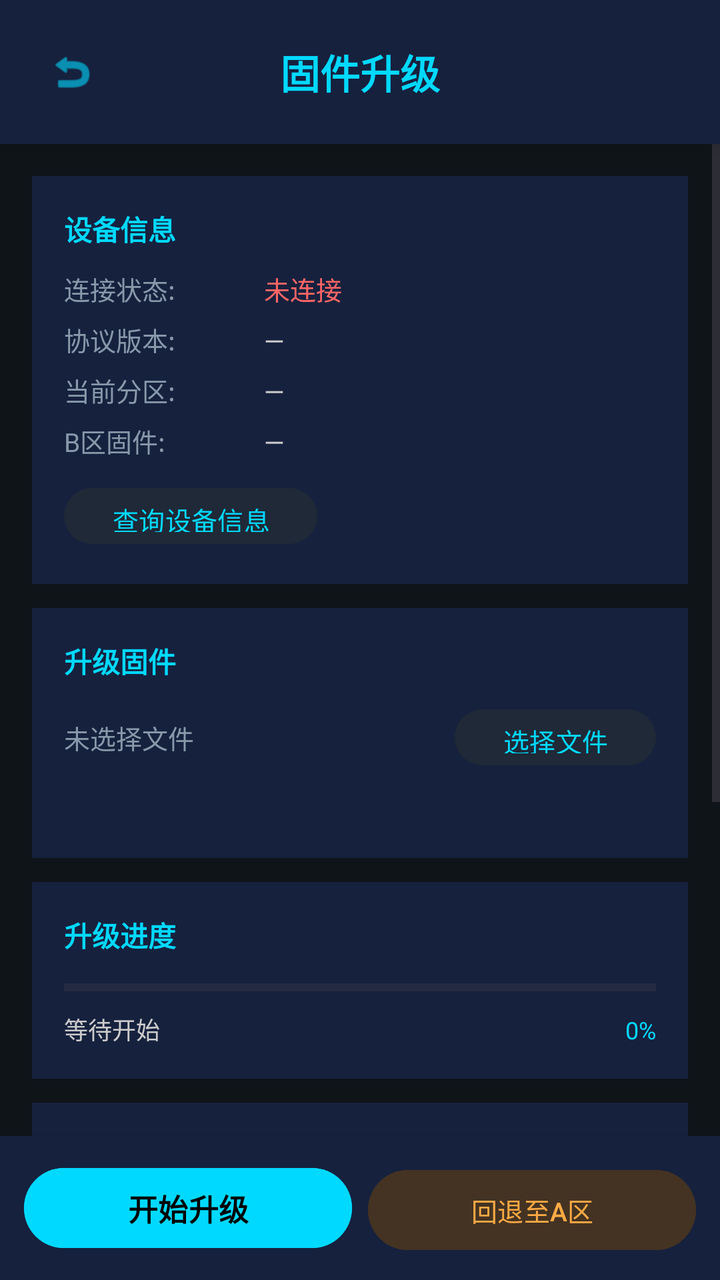
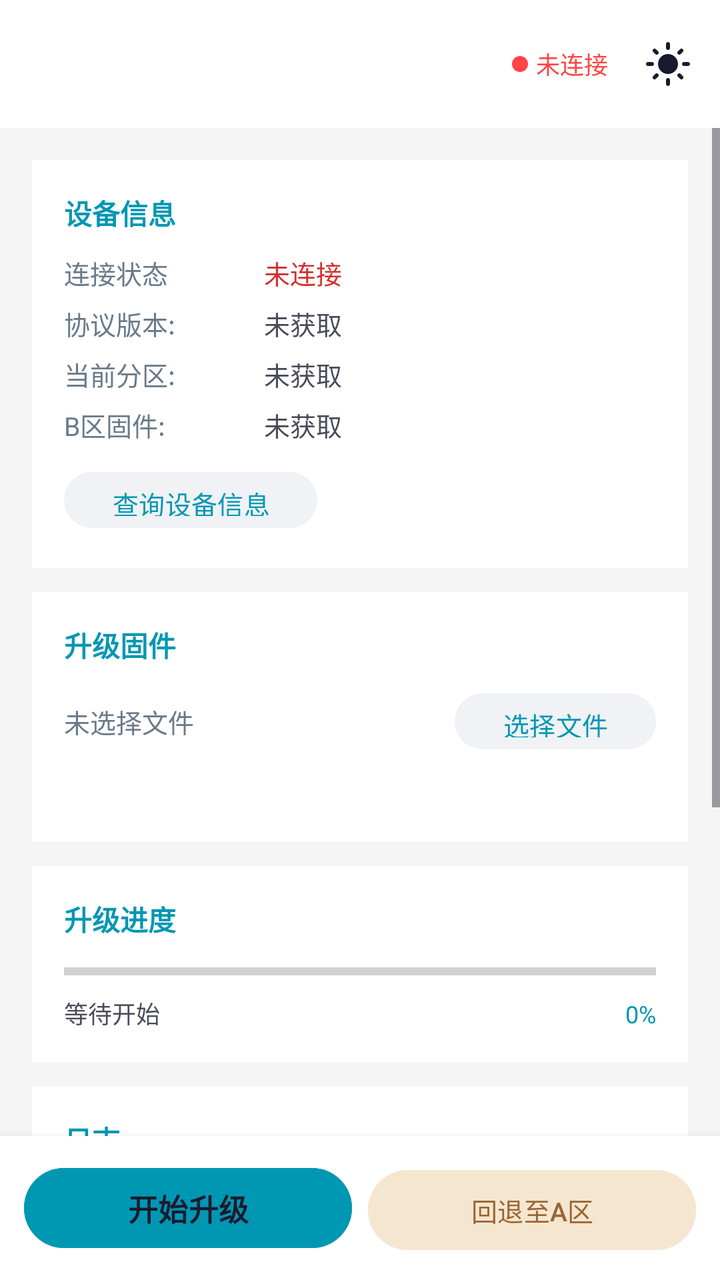

The first picture is an Android layout as it rendered before a commit; the second is the same layout after the commit. The layout source and the unified diff follow.
<!-- AndroidManifest.xml: application theme Theme.MyApplication -->
<!-- res/layout/activity_firmware_upgrade.xml -->
<?xml version="1.0" encoding="utf-8"?>
<LinearLayout xmlns:android="http://schemas.android.com/apk/res/android"
    android:layout_width="match_parent"
    android:layout_height="match_parent"
    android:orientation="vertical"
    android:background="@color/bg_dark">

    
    <RelativeLayout
        android:layout_width="match_parent"
        android:layout_height="wrap_content"
        android:background="@color/bg_card"
        android:padding="16dp"
        android:elevation="4dp">

        <ImageButton
            android:id="@+id/btn_back"
            android:layout_width="40dp"
            android:layout_height="40dp"
            android:layout_alignParentStart="true"
            android:layout_centerVertical="true"
            android:background="?attr/selectableItemBackgroundBorderless"
            android:src="@android:drawable/ic_menu_revert"
            android:tint="@color/text_accent"
            android:contentDescription="返回"
            android:scaleType="fitCenter"
            android:padding="8dp" />

        <TextView
            android:layout_width="wrap_content"
            android:layout_height="wrap_content"
            android:layout_centerInParent="true"
            android:text="固件升级"
            android:textSize="20sp"
            android:textColor="@color/text_accent"
            android:textStyle="bold" />
    </RelativeLayout>

    <ScrollView
        android:layout_width="match_parent"
        android:layout_height="0dp"
        android:layout_weight="1"
        android:fillViewport="true">

        <LinearLayout
            android:layout_width="match_parent"
            android:layout_height="wrap_content"
            android:orientation="vertical"
            android:padding="16dp">

            
            <LinearLayout
                android:layout_width="match_parent"
                android:layout_height="wrap_content"
                android:orientation="vertical"
                android:background="@color/bg_card"
                android:padding="16dp"
                android:layout_marginBottom="12dp">

                <TextView
                    android:layout_width="wrap_content"
                    android:layout_height="wrap_content"
                    android:text="设备信息"
                    android:textColor="@color/text_accent"
                    android:textSize="14sp"
                    android:textStyle="bold"
                    android:layout_marginBottom="10dp" />

                <LinearLayout
                    android:layout_width="match_parent"
                    android:layout_height="wrap_content"
                    android:orientation="horizontal"
                    android:layout_marginBottom="6dp">
                    <TextView
                        android:layout_width="100dp"
                        android:layout_height="wrap_content"
                        android:text="连接状态:"
                        android:textColor="#8899AA"
                        android:textSize="13sp" />
                    <TextView
                        android:id="@+id/tv_ble_status"
                        android:layout_width="wrap_content"
                        android:layout_height="wrap_content"
                        android:text="未连接"
                        android:textColor="#FF6666"
                        android:textSize="13sp" />
                </LinearLayout>

                <LinearLayout
                    android:layout_width="match_parent"
                    android:layout_height="wrap_content"
                    android:orientation="horizontal"
                    android:layout_marginBottom="6dp">
                    <TextView
                        android:layout_width="100dp"
                        android:layout_height="wrap_content"
                        android:text="协议版本:"
                        android:textColor="#8899AA"
                        android:textSize="13sp" />
                    <TextView
                        android:id="@+id/tv_protocol_ver"
                        android:layout_width="wrap_content"
                        android:layout_height="wrap_content"
                        android:text="—"
                        android:textColor="#CCCCCC"
                        android:textSize="13sp" />
                </LinearLayout>

                <LinearLayout
                    android:layout_width="match_parent"
                    android:layout_height="wrap_content"
                    android:orientation="horizontal"
                    android:layout_marginBottom="6dp">
                    <TextView
                        android:layout_width="100dp"
                        android:layout_height="wrap_content"
                        android:text="当前分区:"
                        android:textColor="#8899AA"
                        android:textSize="13sp" />
                    <TextView
                        android:id="@+id/tv_active_part"
                        android:layout_width="wrap_content"
                        android:layout_height="wrap_content"
                        android:text="—"
                        android:textColor="#CCCCCC"
                        android:textSize="13sp" />
                </LinearLayout>

                <LinearLayout
                    android:layout_width="match_parent"
                    android:layout_height="wrap_content"
                    android:orientation="horizontal">
                    <TextView
                        android:layout_width="100dp"
                        android:layout_height="wrap_content"
                        android:text="B区固件:"
                        android:textColor="#8899AA"
                        android:textSize="13sp" />
                    <TextView
                        android:id="@+id/tv_fw_size"
                        android:layout_width="wrap_content"
                        android:layout_height="wrap_content"
                        android:text="—"
                        android:textColor="#CCCCCC"
                        android:textSize="13sp" />
                </LinearLayout>

                <Button
                    android:id="@+id/btn_query_info"
                    android:layout_width="wrap_content"
                    android:layout_height="36dp"
                    android:layout_marginTop="10dp"
                    android:text="查询设备信息"
                    android:textSize="13sp"
                    android:backgroundTint="@color/bg_card_light"
                    android:textColor="@color/text_accent" />
            </LinearLayout>

            
            <LinearLayout
                android:layout_width="match_parent"
                android:layout_height="wrap_content"
                android:orientation="vertical"
                android:background="@color/bg_card"
                android:padding="16dp"
                android:layout_marginBottom="12dp">

                <TextView
                    android:layout_width="wrap_content"
                    android:layout_height="wrap_content"
                    android:text="升级固件"
                    android:textColor="@color/text_accent"
                    android:textSize="14sp"
                    android:textStyle="bold"
                    android:layout_marginBottom="10dp" />

                <LinearLayout
                    android:layout_width="match_parent"
                    android:layout_height="wrap_content"
                    android:orientation="horizontal"
                    android:layout_marginBottom="10dp">

                    <TextView
                        android:id="@+id/tv_file_name"
                        android:layout_width="0dp"
                        android:layout_height="wrap_content"
                        android:layout_weight="1"
                        android:text="未选择文件"
                        android:textColor="#8899AA"
                        android:textSize="13sp"
                        android:singleLine="true"
                        android:ellipsize="middle"
                        android:layout_gravity="center_vertical"
                        android:layout_marginEnd="8dp" />

                    <Button
                        android:id="@+id/btn_select_file"
                        android:layout_width="wrap_content"
                        android:layout_height="36dp"
                        android:text="选择文件"
                        android:textSize="13sp"
                        android:backgroundTint="@color/bg_card_light"
                        android:textColor="@color/text_accent" />
                </LinearLayout>

                <TextView
                    android:id="@+id/tv_file_size"
                    android:layout_width="wrap_content"
                    android:layout_height="wrap_content"
                    android:text=""
                    android:textColor="#8899AA"
                    android:textSize="12sp" />
            </LinearLayout>

            
            <LinearLayout
                android:layout_width="match_parent"
                android:layout_height="wrap_content"
                android:orientation="vertical"
                android:background="@color/bg_card"
                android:padding="16dp"
                android:layout_marginBottom="12dp">

                <TextView
                    android:layout_width="wrap_content"
                    android:layout_height="wrap_content"
                    android:text="升级进度"
                    android:textColor="@color/text_accent"
                    android:textSize="14sp"
                    android:textStyle="bold"
                    android:layout_marginBottom="10dp" />

                <ProgressBar
                    android:id="@+id/progress_bar"
                    style="?android:attr/progressBarStyleHorizontal"
                    android:layout_width="match_parent"
                    android:layout_height="12dp"
                    android:max="100"
                    android:progress="0"
                    android:progressTint="@color/primary_accent"
                    android:layout_marginBottom="6dp" />

                <LinearLayout
                    android:layout_width="match_parent"
                    android:layout_height="wrap_content"
                    android:orientation="horizontal">
                    <TextView
                        android:id="@+id/tv_progress_text"
                        android:layout_width="0dp"
                        android:layout_height="wrap_content"
                        android:layout_weight="1"
                        android:text="等待开始"
                        android:textColor="#CCCCCC"
                        android:textSize="12sp" />
                    <TextView
                        android:id="@+id/tv_progress_pct"
                        android:layout_width="wrap_content"
                        android:layout_height="wrap_content"
                        android:text="0%"
                        android:textColor="@color/primary_accent"
                        android:textSize="12sp" />
                </LinearLayout>
            </LinearLayout>

            
            <LinearLayout
                android:layout_width="match_parent"
                android:layout_height="wrap_content"
                android:orientation="vertical"
                android:background="@color/bg_card"
                android:padding="16dp"
                android:layout_marginBottom="12dp">

                <TextView
                    android:layout_width="wrap_content"
                    android:layout_height="wrap_content"
                    android:text="日志"
                    android:textColor="@color/text_accent"
                    android:textSize="14sp"
                    android:textStyle="bold"
                    android:layout_marginBottom="8dp" />

                <ScrollView
                    android:id="@+id/scroll_log"
                    android:layout_width="match_parent"
                    android:layout_height="180dp"
                    android:background="#0A0F16"
                    android:padding="8dp">
                    <TextView
                        android:id="@+id/tv_log"
                        android:layout_width="match_parent"
                        android:layout_height="wrap_content"
                        android:text=""
                        android:textColor="#88CCAA"
                        android:textSize="11sp"
                        android:fontFamily="monospace" />
                </ScrollView>
            </LinearLayout>

        </LinearLayout>
    </ScrollView>

    
    <LinearLayout
        android:layout_width="match_parent"
        android:layout_height="wrap_content"
        android:orientation="horizontal"
        android:background="@color/bg_card"
        android:padding="12dp"
        android:elevation="8dp">

        <Button
            android:id="@+id/btn_start_upgrade"
            android:layout_width="0dp"
            android:layout_height="48dp"
            android:layout_weight="1"
            android:layout_marginEnd="8dp"
            android:text="开始升级"
            android:textSize="15sp"
            android:textStyle="bold"
            android:backgroundTint="@color/primary_accent"
            android:textColor="#000000"
            android:enabled="false" />

        <Button
            android:id="@+id/btn_rollback"
            android:layout_width="0dp"
            android:layout_height="48dp"
            android:layout_weight="1"
            android:text="回退至A区"
            android:textSize="13sp"
            android:backgroundTint="#443322"
            android:textColor="#FFAA44"
            android:enabled="false" />
    </LinearLayout>

</LinearLayout>
<!-- resources referenced by this layout -->
<resources>
  <color name="bg_card">#16213E</color>
  <color name="bg_card_light">#1F2937</color>
  <color name="bg_dark">#0F1419</color>
  <color name="primary_accent">#00D9FF</color>
  <color name="text_accent">#00D9FF</color>
  <style name="Theme.MyApplication" parent="Base.Theme.MyApplication" />
  <style name="Base.Theme.MyApplication" parent="Theme.Material3.DayNight.NoActionBar">
          
          
      </style>
</resources>

<!-- the commit's change to res/layout/activity_firmware_upgrade.xml (unified diff, before → after) -->
@@ -6,35 +6,7 @@
     android:background="@color/bg_dark">
 
     
-    <RelativeLayout
-        android:layout_width="match_parent"
-        android:layout_height="wrap_content"
-        android:background="@color/bg_card"
-        android:padding="16dp"
-        android:elevation="4dp">
-
-        <ImageButton
-            android:id="@+id/btn_back"
-            android:layout_width="40dp"
-            android:layout_height="40dp"
-            android:layout_alignParentStart="true"
-            android:layout_centerVertical="true"
-            android:background="?attr/selectableItemBackgroundBorderless"
-            android:src="@android:drawable/ic_menu_revert"
-            android:tint="@color/text_accent"
-            android:contentDescription="返回"
-            android:scaleType="fitCenter"
-            android:padding="8dp" />
-
-        <TextView
-            android:layout_width="wrap_content"
-            android:layout_height="wrap_content"
-            android:layout_centerInParent="true"
-            android:text="固件升级"
-            android:textSize="20sp"
-            android:textColor="@color/text_accent"
-            android:textStyle="bold" />
-    </RelativeLayout>
+    <include layout="@layout/include_base_toolbar" />
 
     <ScrollView
         android:layout_width="match_parent"
@@ -74,15 +46,15 @@
                     <TextView
                         android:layout_width="100dp"
                         android:layout_height="wrap_content"
-                        android:text="连接状态:"
-                        android:textColor="#8899AA"
+                        android:text="连接状态"
+                        android:textColor="@color/label_secondary"
                         android:textSize="13sp" />
                     <TextView
                         android:id="@+id/tv_ble_status"
                         android:layout_width="wrap_content"
                         android:layout_height="wrap_content"
                         android:text="未连接"
-                        android:textColor="#FF6666"
+                        android:textColor="@color/text_error"
                         android:textSize="13sp" />
                 </LinearLayout>
 
@@ -95,14 +67,14 @@
                         android:layout_width="100dp"
                         android:layout_height="wrap_content"
                         android:text="协议版本:"
-                        android:textColor="#8899AA"
+                        android:textColor="@color/label_secondary"
                         android:textSize="13sp" />
                     <TextView
                         android:id="@+id/tv_protocol_ver"
                         android:layout_width="wrap_content"
                         android:layout_height="wrap_content"
-                        android:text="—"
-                        android:textColor="#CCCCCC"
+                        android:text="未获取"
+                        android:textColor="@color/value_text"
                         android:textSize="13sp" />
                 </LinearLayout>
 
@@ -115,14 +87,14 @@
                         android:layout_width="100dp"
                         android:layout_height="wrap_content"
                         android:text="当前分区:"
-                        android:textColor="#8899AA"
+                        android:textColor="@color/label_secondary"
                         android:textSize="13sp" />
                     <TextView
                         android:id="@+id/tv_active_part"
                         android:layout_width="wrap_content"
                         android:layout_height="wrap_content"
-                        android:text="—"
-                        android:textColor="#CCCCCC"
+                        android:text="未获取"
+                        android:textColor="@color/value_text"
                         android:textSize="13sp" />
                 </LinearLayout>
 
@@ -134,14 +106,14 @@
                         android:layout_width="100dp"
                         android:layout_height="wrap_content"
                         android:text="B区固件:"
-                        android:textColor="#8899AA"
+                        android:textColor="@color/label_secondary"
                         android:textSize="13sp" />
                     <TextView
                         android:id="@+id/tv_fw_size"
                         android:layout_width="wrap_content"
                         android:layout_height="wrap_content"
-                        android:text="—"
-                        android:textColor="#CCCCCC"
+                        android:text="未获取"
+                        android:textColor="@color/value_text"
                         android:textSize="13sp" />
                 </LinearLayout>
 
@@ -186,7 +158,7 @@
                         android:layout_height="wrap_content"
                         android:layout_weight="1"
                         android:text="未选择文件"
-                        android:textColor="#8899AA"
+                        android:textColor="@color/label_secondary"
                         android:textSize="13sp"
                         android:singleLine="true"
                         android:ellipsize="middle"
@@ -208,7 +180,7 @@
                     android:layout_width="wrap_content"
                     android:layout_height="wrap_content"
                     android:text=""
-                    android:textColor="#8899AA"
+                    android:textColor="@color/label_secondary"
                     android:textSize="12sp" />
             </LinearLayout>
 
@@ -250,7 +222,7 @@
                         android:layout_height="wrap_content"
                         android:layout_weight="1"
                         android:text="等待开始"
-                        android:textColor="#CCCCCC"
+                        android:textColor="@color/value_text"
                         android:textSize="12sp" />
                     <TextView
                         android:id="@+id/tv_progress_pct"
@@ -284,14 +256,14 @@
                     android:id="@+id/scroll_log"
                     android:layout_width="match_parent"
                     android:layout_height="180dp"
-                    android:background="#0A0F16"
+                    android:background="@color/log_bg"
                     android:padding="8dp">
                     <TextView
                         android:id="@+id/tv_log"
                         android:layout_width="match_parent"
                         android:layout_height="wrap_content"
                         android:text=""
-                        android:textColor="#88CCAA"
+                        android:textColor="@color/log_text"
                         android:textSize="11sp"
                         android:fontFamily="monospace" />
                 </ScrollView>
@@ -319,7 +291,7 @@
             android:textSize="15sp"
             android:textStyle="bold"
             android:backgroundTint="@color/primary_accent"
-            android:textColor="#000000"
+            android:textColor="@color/on_surface_color"
             android:enabled="false" />
 
         <Button
@@ -329,9 +301,85 @@
             android:layout_weight="1"
             android:text="回退至A区"
             android:textSize="13sp"
-            android:backgroundTint="#443322"
-            android:textColor="#FFAA44"
+            android:backgroundTint="@color/rollback_btn_bg"
+            android:textColor="@color/rollback_btn_text"
             android:enabled="false" />
     </LinearLayout>
 
 </LinearLayout>
+<!-- res/layout/include_base_toolbar.xml (included above) -->
+<?xml version="1.0" encoding="utf-8"?>
+<androidx.appcompat.widget.Toolbar
+    xmlns:android="http://schemas.android.com/apk/res/android"
+    xmlns:app="http://schemas.android.com/apk/res-auto"
+    android:id="@+id/base_toolbar"
+    android:layout_width="match_parent"
+    android:layout_height="?attr/actionBarSize"
+    android:background="?attr/colorSurface"
+    android:elevation="4dp"
+    app:contentInsetStartWithNavigation="0dp"
+    app:contentInsetStart="0dp">
+
+    <LinearLayout
+        android:layout_width="match_parent"
+        android:layout_height="match_parent"
+        android:orientation="horizontal"
+        android:gravity="center_vertical"
+        android:paddingStart="4dp"
+        android:paddingEnd="8dp">
+
+        
+        <ImageButton
+            android:id="@+id/btn_toolbar_back"
+            android:layout_width="40dp"
+            android:layout_height="40dp"
+            android:background="?attr/selectableItemBackgroundBorderless"
+            android:src="@drawable/ic_arrow_back"
+            android:scaleType="centerInside"
+            android:contentDescription="返回"
+            android:visibility="gone"
+            app:tint="?attr/colorOnSurface" />
+
+        
+        <TextView
+            android:id="@+id/tv_toolbar_title"
+            android:layout_width="0dp"
+            android:layout_height="wrap_content"
+            android:layout_weight="1"
+            android:layout_marginStart="8dp"
+            android:textSize="18sp"
+            android:textStyle="bold"
+            android:textColor="?attr/colorOnSurface"
+            android:singleLine="true"
+            android:ellipsize="end" />
+
+        
+        <View
+            android:id="@+id/ble_status_dot"
+            android:layout_width="8dp"
+            android:layout_height="8dp"
+            android:layout_marginEnd="4dp"
+            android:background="@drawable/ble_status_dot" />
+
+        <TextView
+            android:id="@+id/tv_ble_status"
+            android:layout_width="wrap_content"
+            android:layout_height="wrap_content"
+            android:text="未连接"
+            android:textSize="12sp"
+            android:textColor="@color/status_disconnected"
+            android:layout_marginEnd="12dp" />
+
+        
+        <ImageButton
+            android:id="@+id/btn_theme_toggle"
+            android:layout_width="36dp"
+            android:layout_height="36dp"
+            android:background="?attr/selectableItemBackgroundBorderless"
+            android:src="@drawable/ic_theme_sun"
+            android:scaleType="centerInside"
+            android:contentDescription="切换主题"
+            app:tint="?attr/colorOnSurface" />
+
+    </LinearLayout>
+</androidx.appcompat.widget.Toolbar>
<!-- resource entries referenced after the edit -->
@@ -1,14 +1,59 @@
 <!-- resources referenced by this layout -->
 <resources>
-  <color name="bg_card">#16213E</color>
-  <color name="bg_card_light">#1F2937</color>
-  <color name="bg_dark">#0F1419</color>
-  <color name="primary_accent">#00D9FF</color>
-  <color name="text_accent">#00D9FF</color>
+  <color name="bg_card">#FFFFFF</color>
+  <color name="bg_card_light">#F0F2F5</color>
+  <color name="bg_dark">#F5F5F5</color>
+  <color name="label_secondary">#6A7A8A</color>
+  <color name="log_bg">#F0F2F5</color>
+  <color name="log_text">#2E7D5A</color>
+  <color name="on_surface_color">#1A1A2E</color>
+  <color name="primary_accent">#0097B2</color>
+  <color name="rollback_btn_bg">#F5E6D0</color>
+  <color name="rollback_btn_text">#996633</color>
+  <color name="status_disconnected">#FF4444</color>
+  <color name="text_accent">#0097B2</color>
+  <color name="text_error">#D32F2F</color>
+  <color name="value_text">#4A4A5A</color>
+  <!-- drawable ble_status_dot (drawable) -->
+  <?xml version="1.0" encoding="utf-8"?>
+  <shape xmlns:android="http://schemas.android.com/apk/res/android"
+      android:shape="oval">
+      <solid android:color="@color/status_disconnected" />
+      <size android:width="8dp" android:height="8dp" />
+  </shape>
+  <!-- drawable ic_arrow_back (drawable) -->
+  <vector xmlns:android="http://schemas.android.com/apk/res/android"
+      android:width="24dp"
+      android:height="24dp"
+      android:viewportWidth="24"
+      android:viewportHeight="24">
+      
+      <path
+          android:fillColor="#FFFFFF"
+          android:pathData="M20,11H7.83l5.59,-5.59L12,4l-8,8 8,8 1.41,-1.41L7.83,13H20v-2z" />
+  </vector>
+  <!-- drawable ic_theme_sun (drawable) -->
+  <vector xmlns:android="http://schemas.android.com/apk/res/android"
+      android:width="24dp"
+      android:height="24dp"
+      android:viewportWidth="24"
+      android:viewportHeight="24">
+      
+      <path
+          android:fillColor="#FFFFFF"
+          android:pathData="M12,7c-2.76,0 -5,2.24 -5,5s2.24,5 5,5 5,-2.24 5,-5 -2.24,-5 -5,-5zM2,13h2c0.55,0 1,-0.45 1,-1s-0.45,-1 -1,-1H2c-0.55,0 -1,0.45 -1,1s0.45,1 1,1zM20,13h2c0.55,0 1,-0.45 1,-1s-0.45,-1 -1,-1h-2c-0.55,0 -1,0.45 -1,1s0.45,1 1,1zM11,2v2c0,0.55 0.45,1 1,1s1,-0.45 1,-1V2c0,-0.55 -0.45,-1 -1,-1s-1,0.45 -1,1zM11,20v2c0,0.55 0.45,1 1,1s1,-0.45 1,-1v-2c0,-0.55 -0.45,-1 -1,-1s-1,0.45 -1,1zM5.99,4.58c-0.39,-0.39 -1.03,-0.39 -1.41,0 -0.39,0.39 -0.39,1.03 0,1.41l1.06,1.06c0.39,0.39 1.03,0.39 1.41,0s0.39,-1.03 0,-1.41L5.99,4.58zM18.36,16.95c-0.39,-0.39 -1.03,-0.39 -1.41,0 -0.39,0.39 -0.39,1.03 0,1.41l1.06,1.06c0.39,0.39 1.03,0.39 1.41,0 0.39,-0.39 0.39,-1.03 0,-1.41l-1.06,-1.06zM19.42,5.99c0.39,-0.39 0.39,-1.03 0,-1.41 -0.39,-0.39 -1.03,-0.39 -1.41,0l-1.06,1.06c-0.39,0.39 -0.39,1.03 0,1.41s1.03,0.39 1.41,0l1.06,-1.06zM7.05,18.36c0.39,-0.39 0.39,-1.03 0,-1.41 -0.39,-0.39 -1.03,-0.39 -1.41,0l-1.06,1.06c-0.39,0.39 -0.39,1.03 0,1.41s1.03,0.39 1.41,0l1.06,-1.06z" />
+  </vector>
   <style name="Theme.MyApplication" parent="Base.Theme.MyApplication" />
   <style name="Base.Theme.MyApplication" parent="Theme.Material3.DayNight.NoActionBar">
-          
-          
+          <item name="colorPrimary">@color/primary_accent</item>
+          <item name="colorOnPrimary">@color/white</item>
+          <item name="colorSurface">@color/surface_color</item>
+          <item name="colorOnSurface">@color/on_surface_color</item>
+          <item name="android:colorBackground">@color/bg_dark</item>
+          <item name="android:statusBarColor">@color/toolbar_bg</item>
       </style>
+  <color name="white">#FFFFFFFF</color>
+  <color name="surface_color">#FFFFFF</color>
+  <color name="toolbar_bg">#FFFFFF</color>
 </resources>
 
